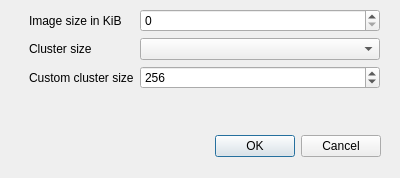
hitomi2500/ss-save-parser, file newdialog.ui: the form before one commit.
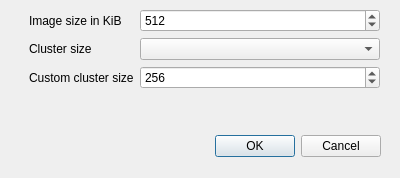
The form after the commit.

Commit message: Multiple insert

```diff
--- a/newdialog.ui
+++ b/newdialog.ui
@@ -81,9 +81,15 @@
     </item>
     <item row="0" column="1">
      <widget class="QSpinBox" name="ImageSizeSpinBox">
+      <property name="minimum">
+       <number>1</number>
+      </property>
       <property name="maximum">
        <number>99999999</number>
       </property>
+      <property name="value">
+       <number>512</number>
+      </property>
      </widget>
     </item>
    </layout>
```
The commit also changes 1 other file.
